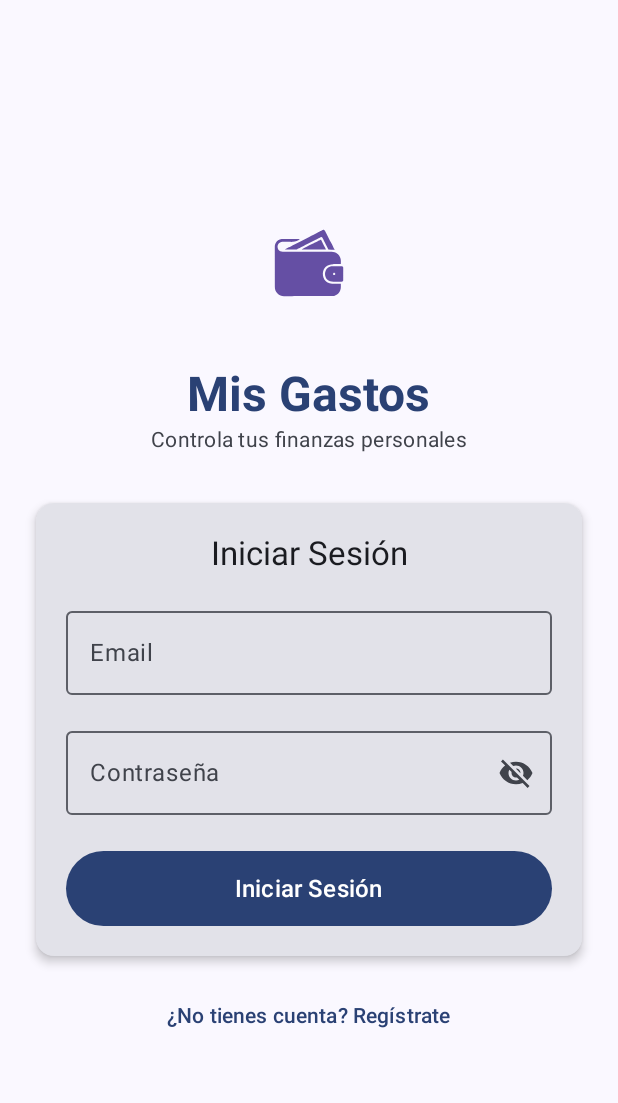
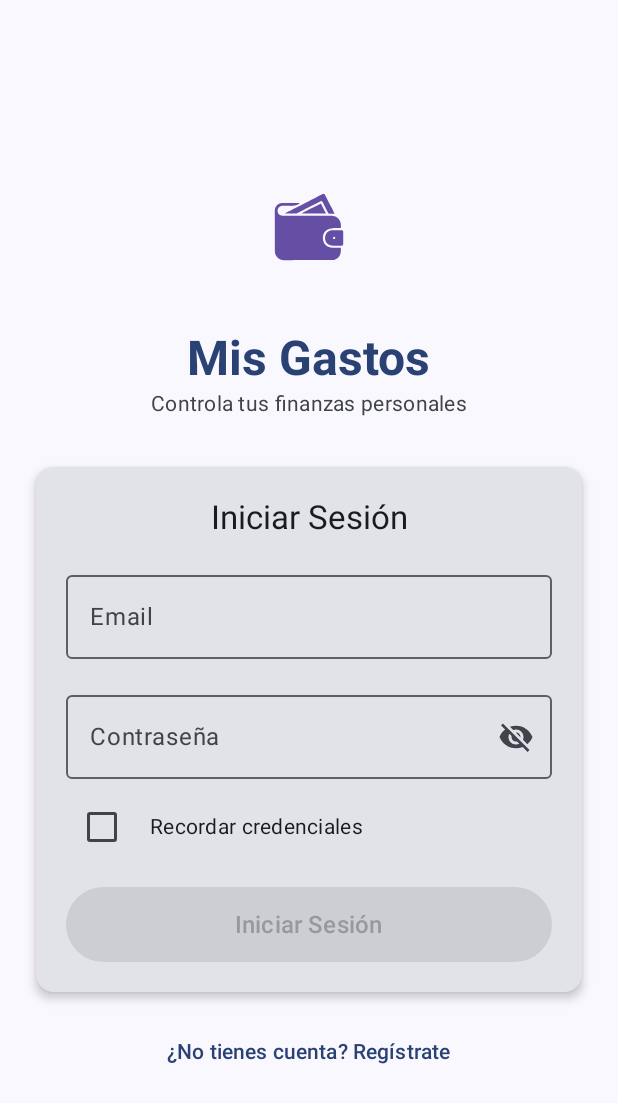
Before and after one commit to juan480ps/Gastos, an Android app built with Jetpack Compose: the screen it shows after launch (MainActivity), on a phone screen of 412 x 824 dp. Shown: the top 1103 px of the screen. Run offline under Robolectric (Android 15) with nearby library versions, the phone set to English and light mode, and no system bars; our stand-ins replace Room's generated code; 4 statements that could not run were skipped.

Commit message:
se agregar la copion de poder recordar la contrasena en el login

```diff
--- a/app/src/main/java/com/uaa/misgastosapp/ui/LoginScreen.kt
+++ b/app/src/main/java/com/uaa/misgastosapp/ui/LoginScreen.kt
@@ -2,6 +2,7 @@
 
 package com.uaa.misgastosapp.ui
 
+import android.content.Context
 import androidx.compose.foundation.Image
 import androidx.compose.foundation.layout.*
 import androidx.compose.foundation.rememberScrollState
@@ -38,9 +39,24 @@ fun LoginScreen(
     var email by remember { mutableStateOf("") }
     var password by remember { mutableStateOf("") }
     var passwordVisible by remember { mutableStateOf(false) }
+    var rememberMe by remember { mutableStateOf(false) }
     val isLoading by authViewModel.isLoading.collectAsState()
     val context = LocalContext.current
     val scrollState = rememberScrollState()
+
+    val sharedPreferences = remember {
+        context.getSharedPreferences("login_prefs", Context.MODE_PRIVATE)
+    }
+
+    LaunchedEffect(Unit) {
+        val savedEmail = sharedPreferences.getString("email", null)
+        val savedPassword = sharedPreferences.getString("password", null)
+        if (savedEmail != null && savedPassword != null) {
+            email = savedEmail
+            password = savedPassword
+            rememberMe = true
+        }
+    }
 
     Scaffold { paddingValues ->
         Box(
@@ -131,7 +147,25 @@ fun LoginScreen(
                             enabled = !isLoading
                         )
 
-                        Spacer(modifier = Modifier.height(24.dp))
+                        Row(
+                            modifier = Modifier
+                                .fillMaxWidth()
+                                .padding(top = 8.dp),
+                            verticalAlignment = Alignment.CenterVertically
+                        ) {
+                            Checkbox(
+                                checked = rememberMe,
+                                onCheckedChange = { rememberMe = it },
+                                enabled = !isLoading
+                            )
+                            Text(
+                                text = "Recordar credenciales",
+                                style = MaterialTheme.typography.bodyMedium,
+                                modifier = Modifier.padding(start = 8.dp)
+                            )
+                        }
+
+                        Spacer(modifier = Modifier.height(16.dp))
 
                         Button(
                             onClick = {
@@ -139,6 +173,18 @@ fun LoginScreen(
                                     email = email,
                                     password = password,
                                     onSuccess = {
+
+                                        with(sharedPreferences.edit()) {
+                                            if (rememberMe) {
+                                                putString("email", email)
+                                                putString("password", password)
+                                            } else {
+                                                remove("email")
+                                                remove("password")
+                                            }
+                                            apply()
+                                        }
+
                                         navController.navigate(Routes.HOME) {
                                             popUpTo(Routes.LOGIN) { inclusive = true }
                                         }
@@ -151,7 +197,7 @@ fun LoginScreen(
                             modifier = Modifier
                                 .fillMaxWidth()
                                 .height(50.dp),
-                            enabled = !isLoading
+                            enabled = !isLoading && email.isNotBlank() && password.isNotBlank()
                         ) {
                             if (isLoading) {
                                 CircularProgressIndicator(
```
